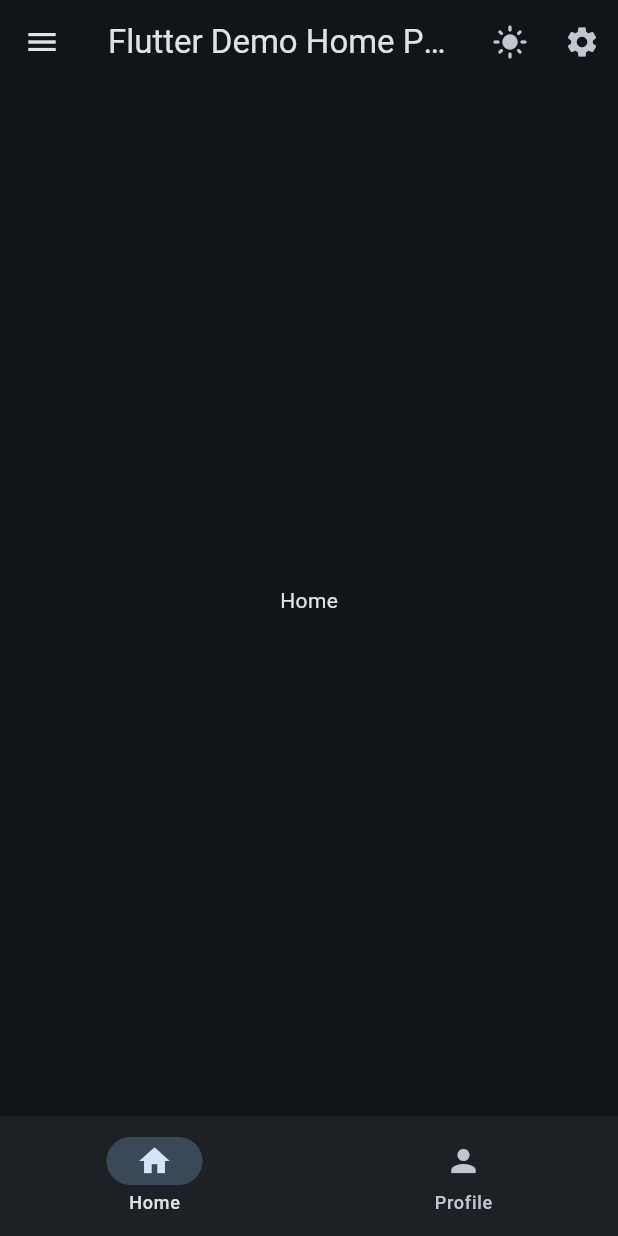
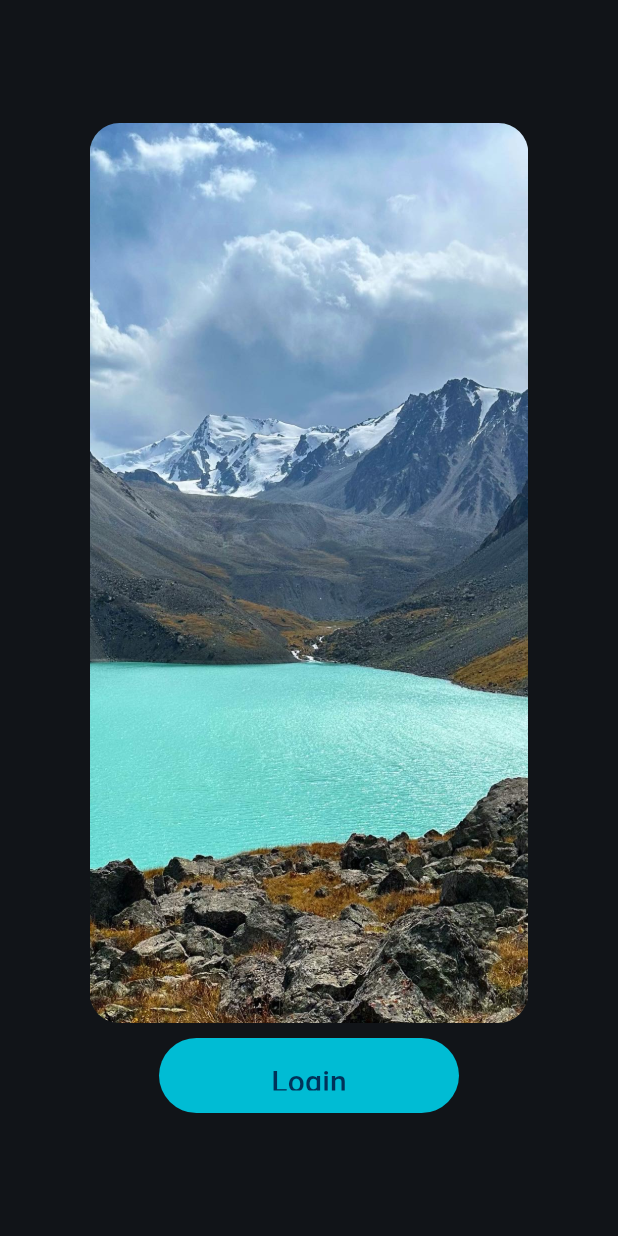
Before and after one commit to ToxxNll/5HourPractice, a Flutter app: the screen it shows after launch, on a phone screen of 412 x 824 dp. Run offline on Flutter 3.47's test engine with Material 3 defaults, Android fonts, the phone set to English and light mode, and no system bars.

Commit message:
Adding welcome Page and Hero widget with one image

```diff
--- a/lib/main.dart
+++ b/lib/main.dart
@@ -1,5 +1,5 @@
 import 'package:fivehour/views/data/notifiers.dart';
-import 'package:fivehour/views/widget_tree.dart';
+import 'package:fivehour/views/pages/welcome_page.dart';
 import 'package:flutter/material.dart';
 
 void main() {
@@ -22,7 +22,7 @@ class MyApp extends StatelessWidget {
               brightness: isDarkMode ? Brightness.dark : Brightness.light
             ),
           ),
-          home: WidgetTree(),
+          home: WelcomePage(),
         );
       },
     );
--- /dev/null
+++ b/lib/views/pages/welcome_page.dart
@@ -0,0 +1,50 @@
+import 'package:fivehour/views/widgets/hero_widget.dart';
+import 'package:flutter/material.dart';
+
+import '../widget_tree.dart';
+
+class WelcomePage extends StatelessWidget {
+  const WelcomePage({super.key});
+
+  @override
+  Widget build(BuildContext context) {
+    return Scaffold(
+      body: Center(
+        child: Column(
+          mainAxisAlignment: MainAxisAlignment.center,
+          spacing: 10,
+          children: [
+            Container(
+              height: 600.0,
+              child: HeroWidget()
+            ),
+            FilledButton(
+              style: ElevatedButton.styleFrom(
+                fixedSize: Size(200, 50),
+                backgroundColor: Colors.cyan,
+                padding: const EdgeInsets.symmetric(
+                  horizontal: 50,
+                  vertical: 15,
+                ),
+                shape: RoundedRectangleBorder(
+                  borderRadius: BorderRadius.circular(30.0),
+                ),
+              ),
+              onPressed: () {
+                Navigator.pushReplacement(
+                  context,
+                  MaterialPageRoute(
+                    builder: (context) {
+                      return WidgetTree();
+                    },
+                  ),
+                );
+              },
+              child: Text("Login", style: TextStyle(fontSize: 20)),
+            ),
+          ],
+        ),
+      ),
+    );
+  }
+}
--- /dev/null
+++ b/lib/views/widgets/hero_widget.dart
@@ -0,0 +1,13 @@
+import 'package:flutter/material.dart';
+
+class HeroWidget extends StatelessWidget {
+  const HeroWidget({super.key});
+
+  @override
+  Widget build(BuildContext context) {
+    return ClipRRect(
+                borderRadius: BorderRadius.circular(20.0),
+                child: Image(image: AssetImage('assets/images/bgReal.png')),
+    );
+  }
+}
```
Also changed, not shown: lib/views/pages/home_page.dart (+12 -1 lines), lib/views/widget_tree.dart (+6 -3 lines).
